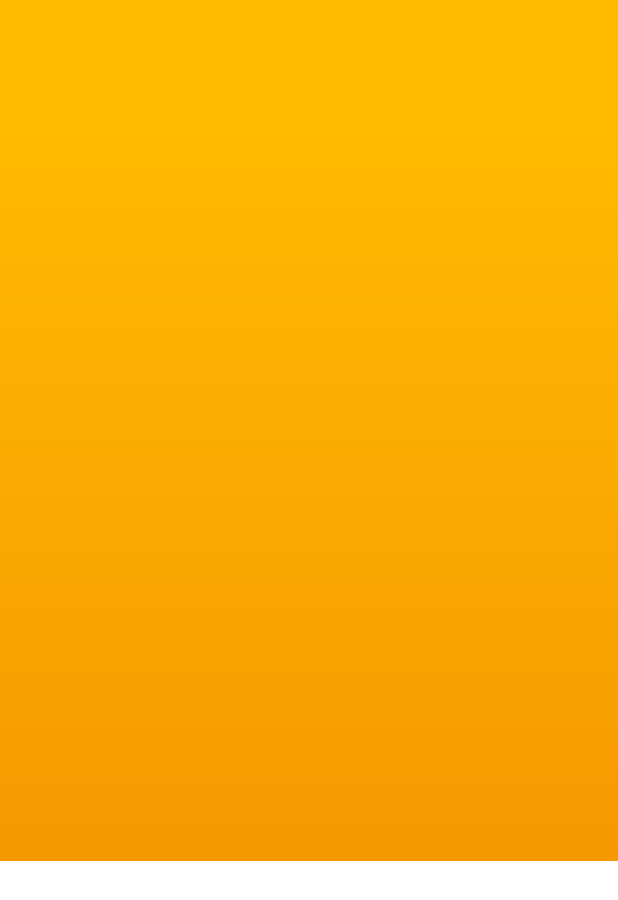
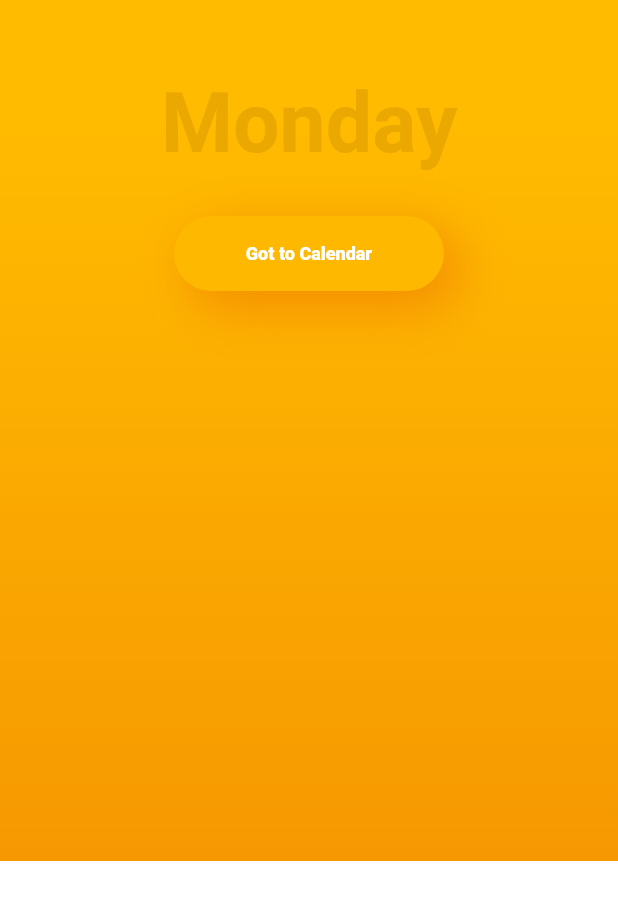
Before and after one commit to yonicalsin/dart-wheater, a Flutter app: the screen it shows after launch, on a phone screen of 412 x 824 dp. Shown: the top 900 px of the screen. Run offline on Flutter 3.47's test engine with Material 2 defaults, Android fonts, the phone set to English and light mode, and no system bars.

Commit message:
feat: 🎸 created more widgets

```diff
--- a/lib/main.dart
+++ b/lib/main.dart
@@ -1,5 +1,5 @@
 import 'package:flutter/material.dart';
-import "widgets/back-wheater.dart";
+import 'package:gradient/widgets/header.dart';
 
 void main() {
   runApp(MyApp());
@@ -13,7 +13,8 @@ class MyApp extends StatelessWidget {
     return MaterialApp(
       title: "Devocion Matutina",
       theme: ThemeData(primarySwatch: Colors.green),
-      home: new BackWheater(),
+      home: new Header(),
+      debugShowCheckedModeBanner: false,
     );
   }
 }
--- a/lib/widgets/header.dart
+++ b/lib/widgets/header.dart
@@ -1,10 +1,59 @@
 import "package:flutter/material.dart";
+import 'package:gradient/widgets/back-wheater.dart';
 
 class Header extends StatelessWidget {
+  final button = new InkWell(
+    child: new Container(
+      margin: new EdgeInsets.only(top: 30.0, left: 20.0, right: 20.0),
+      height: 50.0,
+      width: 180.0,
+      decoration: new BoxDecoration(
+        boxShadow: [
+          new BoxShadow(
+              color: Color(0xFFf38b02),
+              offset: new Offset(10.0, 10.0),
+              blurRadius: 30.0)
+        ],
+        borderRadius: new BorderRadius.circular(30.0),
+        color: Color(0xFFfeb800),
+      ),
+      child: new Center(
+        child: new Text(
+          "Got to Calendar",
+          style: const TextStyle(
+            color: Colors.white,
+            fontWeight: FontWeight.w900,
+            fontSize: 12.0,
+          ),
+        ),
+      ),
+    ),
+  );
+
   @override
   Widget build(BuildContext context) {
     return new Scaffold(
-      body: new Stack(),
+      body: new Stack(
+        children: <Widget>[
+          new BackWheater(),
+          new Container(
+            alignment: Alignment.center,
+            margin: new EdgeInsets.only(top: 50.0),
+            child: new Column(
+              children: <Widget>[
+                new Text(
+                  "Monday",
+                  style: const TextStyle(
+                      fontSize: 55.0,
+                      color: Color(0xffeba800),
+                      fontWeight: FontWeight.w600),
+                ),
+                button
+              ],
+            ),
+          )
+        ],
+      ),
     );
   }
 }
```
